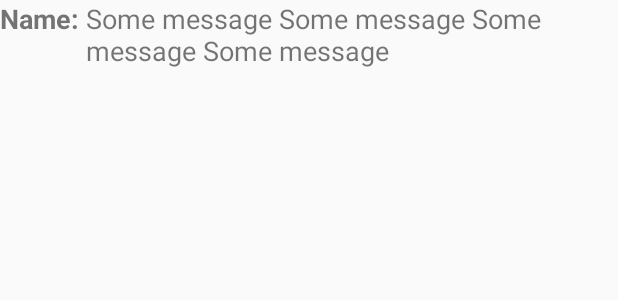
After one commit to jeketos/AssociateWith, an Android app: the layout item_chat.xml on its own in the app's theme, with its tools: preview values and no code run, on a phone screen of 412 x 824 dp. The commit adds this screen. Shown: the top 300 px of the screen. Run offline under Robolectric (Android 15) with nearby library versions, the phone set to English and light mode, and no system bars.

Commit message:
add chat logic

```diff
--- /dev/null
+++ b/app/src/main/res/layout/item_chat.xml
@@ -0,0 +1,27 @@
+<?xml version="1.0" encoding="utf-8"?>
+<LinearLayout xmlns:android="http://schemas.android.com/apk/res/android"
+              xmlns:tools="http://schemas.android.com/tools"
+              android:orientation="horizontal"
+              android:layout_width="match_parent"
+              android:layout_height="wrap_content">
+
+    <TextView
+        android:id="@+id/name"
+        android:layout_width="wrap_content"
+        android:layout_height="wrap_content"
+        android:textStyle="bold"
+        android:textSize="18sp"
+        tools:text="Name"/>
+    <TextView
+        android:layout_width="wrap_content"
+        android:layout_height="wrap_content"
+        android:textStyle="bold"
+        android:textSize="18sp"
+        android:text="@string/colon"/>
+    <TextView
+        android:id="@+id/message"
+        android:layout_width="wrap_content"
+        android:layout_height="wrap_content"
+        android:textSize="18sp"
+        tools:text="Some message Some message Some message Some message"/>
+</LinearLayout>
--- a/app/src/main/res/values/strings.xml
+++ b/app/src/main/res/values/strings.xml
@@ -3,4 +3,5 @@
     <string name="drawer">Drawer</string>
     <string name="guesser">guesser</string>
     <string name="colon">:&#160;</string>
+    <string name="send">Send</string>
 </resources>
```
Also changed, not shown: app/src/main/java/com/jeketos/associatewith/drawer/DrawerModelImpl.java (+5 -4 lines), app/src/main/java/com/jeketos/associatewith/guesser/GuesserActivity.java (+35 -0 lines), app/src/main/java/com/jeketos/associatewith/guesser/GuesserMVP.java (+10 -0 lines), app/src/main/java/com/jeketos/associatewith/guesser/GuesserModelImpl.java (+34 -3 lines), app/src/main/java/com/jeketos/associatewith/guesser/GuesserPresenterImpl.java (+32 -3 lines), app/src/main/java/com/jeketos/associatewith/guesser/chat/ChatAdapter.java (+9 -4 lines), app/src/main/java/com/jeketos/associatewith/guesser/chat/ChatItem.java (+5 -2 lines), app/src/main/res/layout/activity_guesser.xml (+12 -1 lines).
